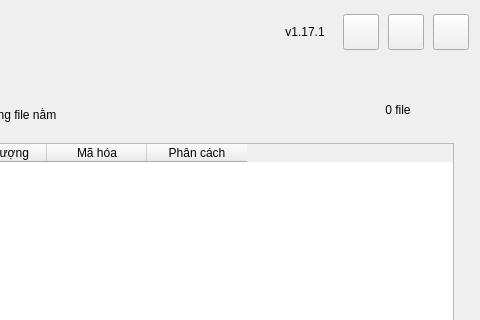
longnguy3n/Import-Localize, file src/import_localize/ui/forms/main_window.ui: the form before one commit; both pictures show x 280 to 760 and y 0 to 320 of the 760 by 920 pixel window.
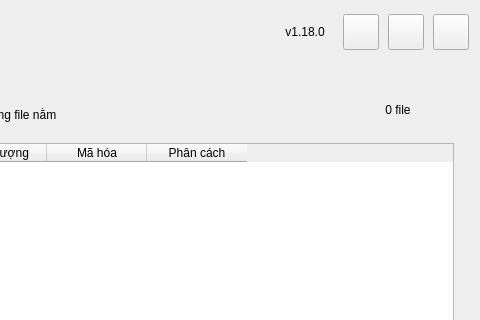
The form after the commit.

The edit to the form file:
```diff
--- a/src/import_localize/ui/forms/main_window.ui
+++ b/src/import_localize/ui/forms/main_window.ui
@@ -175,7 +175,7 @@
          </size>
         </property>
         <property name="text">
-         <string>v1.17.1</string>
+         <string>v1.18.0</string>
         </property>
         <property name="alignment">
          <set>Qt::AlignmentFlag::AlignCenter</set>
```
